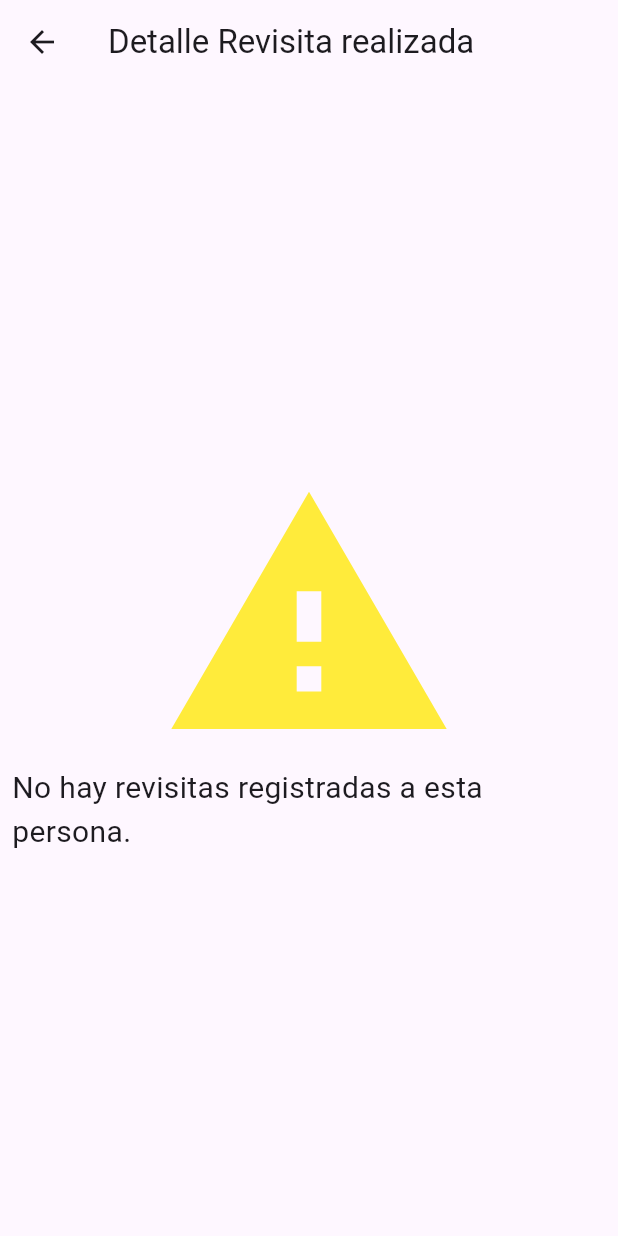
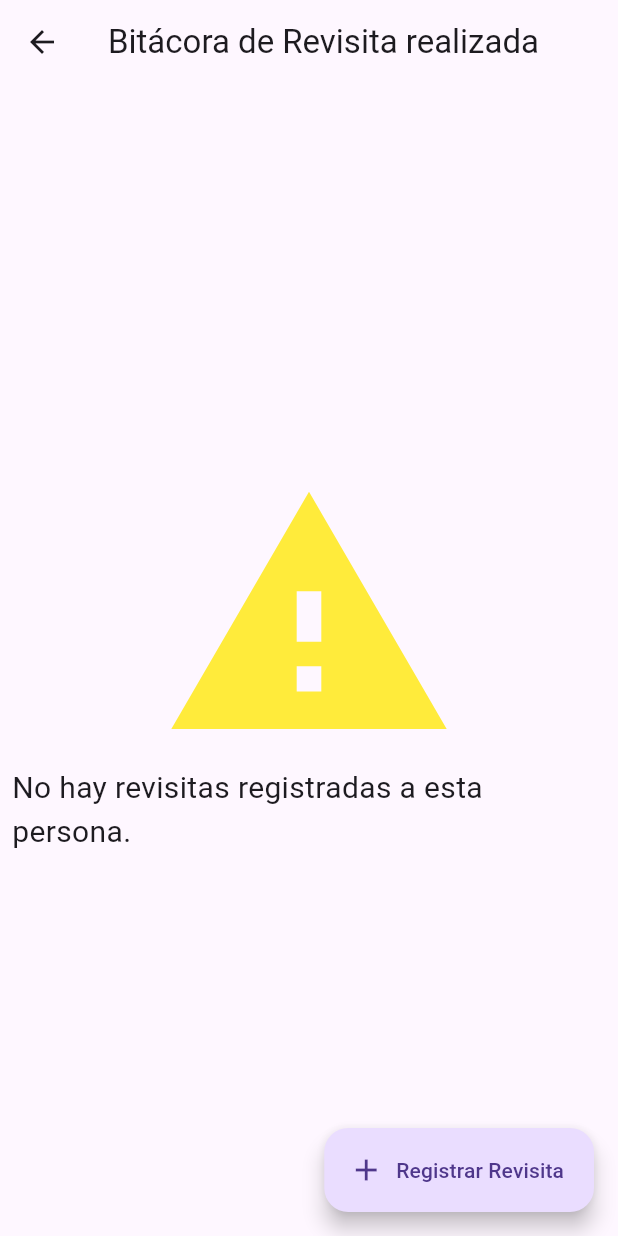
Before and after one commit to leoj2eephp/ministerio_completo, a Flutter app: the ListaRevisitasScreen screen opened directly with empty values, on a phone screen of 412 x 824 dp. Run offline on Flutter 3.47's test engine with Material 3 defaults, Android fonts, the phone set to English and light mode, and no system bars; our stand-ins replace google_maps_flutter, location, logger, share_plus, sqflite; missing offline and left inert: custom_map_markers, flutter_file_dialog; accounts and stored records are empty.

Commit message:
Algunas mejoras en interfaces de revisitas.

```diff
--- a/lib/screens/lista_revisitas_screen.dart
+++ b/lib/screens/lista_revisitas_screen.dart
@@ -12,7 +12,7 @@ class ListaRevisitasScreen extends StatelessWidget {
     final revisitaProvider = Provider.of<RevisitaProvider>(context);
     final personita = ModalRoute.of(context)!.settings.arguments as Persona;
     return Scaffold(
-      appBar: AppBar(title: const Text("Detalle Revisita realizada")),
+      appBar: AppBar(title: const Text("Bitácora de Revisita realizada")),
       body: FutureBuilder(
         future: revisitaProvider.getRevisitasPorPersona(personita.id!),
         builder: (context, snapshot) {
@@ -25,42 +25,14 @@ class ListaRevisitasScreen extends StatelessWidget {
                 color: Colors.yellow,
               );
             }
-            return Stack(children: [
-              ListView.builder(
+            return ListView.builder(
                 itemCount: revisita.length,
                 itemBuilder: (_, index) {
                   return ListTile(
                     title: Text("Fecha: ${revisita[index].fecha}"),
                     subtitle: Text(revisita[index].observaciones),
                   );
-                  }),
-              Positioned(
-                bottom: 20,
-                right: 10,
-                child: Row(
-                  mainAxisAlignment: MainAxisAlignment.end,
-                  crossAxisAlignment: CrossAxisAlignment.end,
-                  children: [
-                    MaterialButton(
-                      onPressed: () => "",
-                      color: Colors.blue,
-                      textColor: Colors.white,
-                      minWidth: 10,
-                      height: 55,
-                      shape: RoundedRectangleBorder(
-                          borderRadius: BorderRadius.circular(15)),
-                      child: const Row(
-                        children: [
-                          Text("Agregar Revisita "),
-                          Icon(Icons.add),
-                        ],
-                      ),
-                    ),
-                    const SizedBox(width: 16),
-                  ],
-                ),
-              )
-            ]);
+                });
           } else {
             return const CustomError(
               errorMsg:
@@ -71,6 +43,10 @@ class ListaRevisitasScreen extends StatelessWidget {
           }
         },
       ),
+      floatingActionButton: FloatingActionButton.extended(
+          onPressed: () => Navigator.pushNamed(context, "revisitita", arguments: personita),
+          label: const Text("Registrar Revisita"),
+          icon: const Icon(Icons.add)),
     );
   }
 }
--- a/lib/screens/revisita_screen.dart
+++ b/lib/screens/revisita_screen.dart
@@ -1,5 +1,6 @@
 import 'package:flutter/material.dart';
 import 'package:logger/logger.dart';
+import 'package:ministerio_completo/models/persona.dart';
 import 'package:ministerio_completo/providers/navigation_provider.dart';
 import 'package:ministerio_completo/providers/persona_provider.dart';
 import 'package:ministerio_completo/providers/revisita_provider.dart';
@@ -13,9 +14,11 @@ class RevisitaScreen extends StatelessWidget {
   Widget build(BuildContext context) {
     final revisitaProvider = Provider.of<RevisitaProvider>(context);
     final navProvider = Provider.of<NavigationProvider>(context);
+    final personita = ModalRoute.of(context)?.settings.arguments as Persona?;
     double screenWidth = MediaQuery.of(context).size.width * .92;
+    String title = personita != null ? "Registrar Revisita a ${personita.nombre}" : "";
     return Scaffold(
-      appBar: AppBar(title: const Text("Registrar Revisita")),
+      appBar: AppBar(title: Text(title)),
       body: SafeArea(
         child: SingleChildScrollView(
           child: Padding(
@@ -48,7 +51,7 @@ class RevisitaScreen extends StatelessWidget {
                     // initialValue: persona?.observaciones ?? "",
                   ),
                   const SizedBox(height: 20),
-                  FutureBuilder(
+                  personita == null ? FutureBuilder(
                     future: _loadDropdownMenuEntries(context),
                     builder: (context, snapshot) {
                       if (snapshot.hasData) {
@@ -66,7 +69,7 @@ class RevisitaScreen extends StatelessWidget {
                         return const CircularProgressIndicator();
                       }
                     },
-                  ),
+                  ) : const Text(""),
                   const SizedBox(height: 50),
                   Center(
                     child: ElevatedButton.icon(
```
Lines whose indentation alone changed are shown as unchanged.
